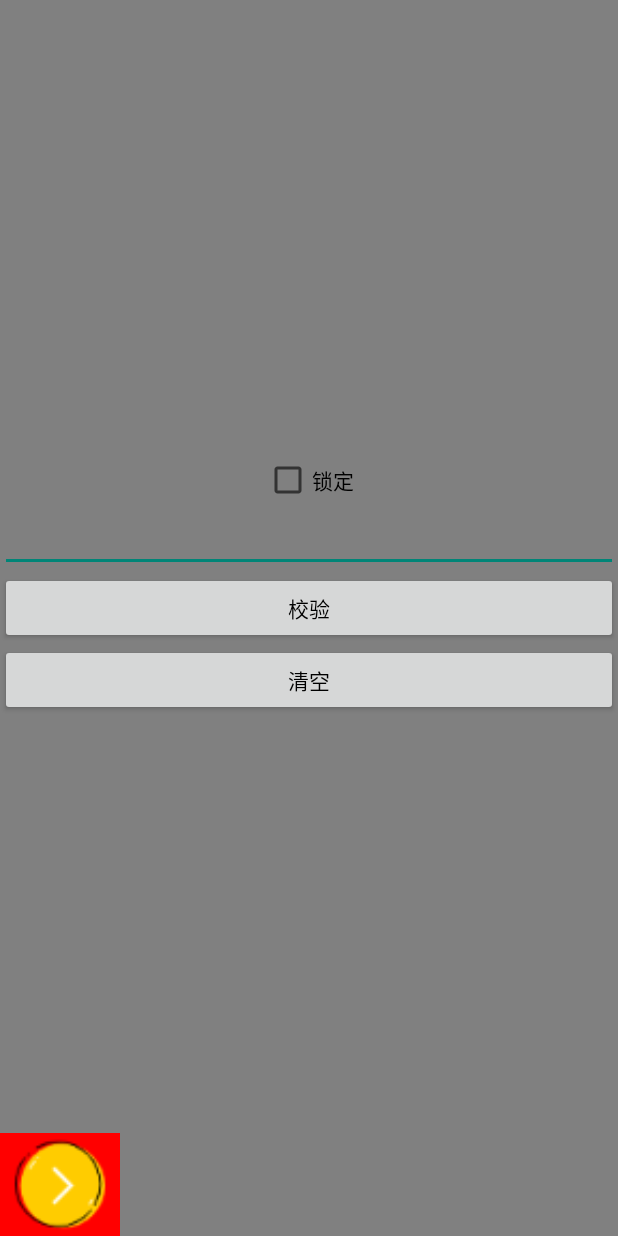
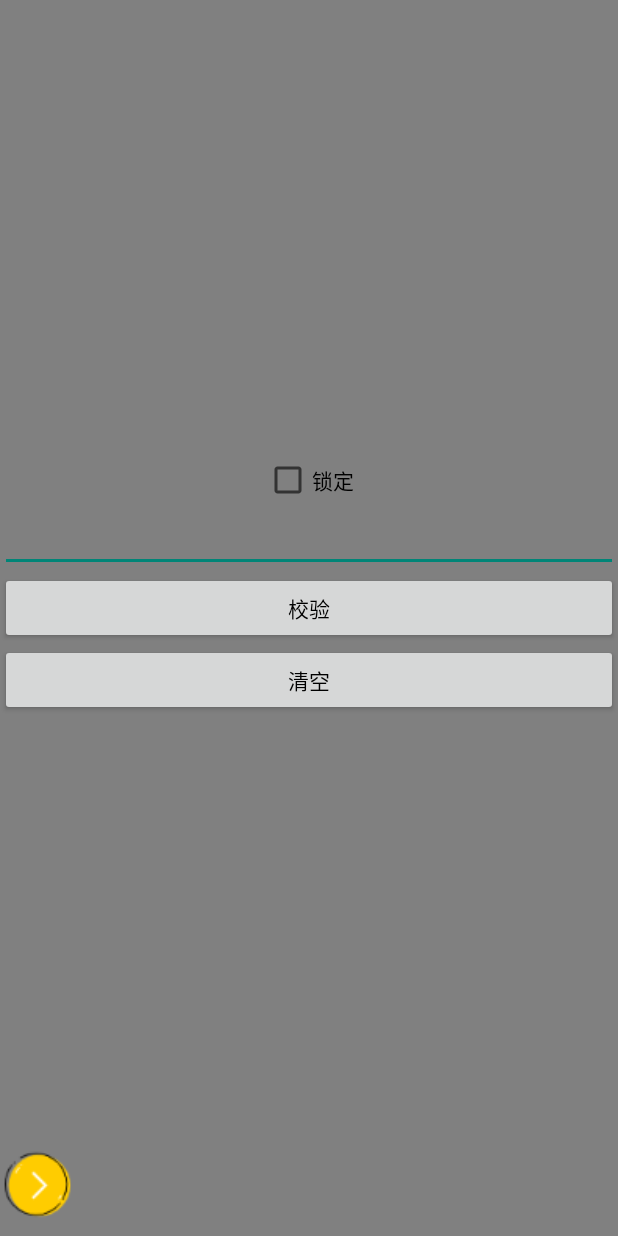
Before and after one commit to naiveking/BaseUtils, an Android app: the MainActivity screen opened directly, with no data from a screen before it, after a tap on an icon or button, on a phone screen of 412 x 824 dp. Run offline under Robolectric (Android 15) with nearby library versions, the phone set to English and light mode, and no system bars; libraries missing offline, so code that uses them is left out: com.blankj.utilcode.

Commit message:
增加底部悬浮菜单demo

```diff
--- a/NaiveUtils/src/main/java/com/king/naiveutils/custom/adapter/FloatMenuAdapter.java
+++ b/NaiveUtils/src/main/java/com/king/naiveutils/custom/adapter/FloatMenuAdapter.java
@@ -4,6 +4,7 @@ import android.view.LayoutInflater;
 import android.view.View;
 import android.view.ViewGroup;
 import android.widget.ImageView;
+import android.widget.LinearLayout;
 import android.widget.TextView;
 
 import androidx.annotation.NonNull;
@@ -37,11 +38,25 @@ public class FloatMenuAdapter extends RecyclerView.Adapter<RecyclerView.ViewHold
     public FloatMenuAdapter(ArrayList<FloatMenuBean> listData) {
         this.listData = new ArrayList<>();
         this.menuList = listData;
+        menuList.add(new FloatMenuBean(FloatMenuAdapter.TYPE_OPEN_MENU, "开关"));
         changeMenu();
     }
 
     public void setOnItemMenuClick(FloatMenuAdapter.onItemMenuClick onItemMenuClick) {
         this.onItemMenuClick = onItemMenuClick;
+    }
+
+    public synchronized void addMenu(FloatMenuBean menuBean) {
+        listData.add(0, menuBean);
+        notifyItemInserted(0);
+        notifyItemRangeChanged(0, listData.size());
+    }
+
+    public synchronized void removeMenu(FloatMenuBean menuBean, int position) {
+        listData.remove(menuBean);
+        notifyItemRemoved(position);
+//        notifyItemRangeChanged(position, listData.size());
+//        notifyItemRangeRemoved(position, 1);
     }
 
     @NonNull
@@ -63,10 +78,13 @@ public class FloatMenuAdapter extends RecyclerView.Adapter<RecyclerView.ViewHold
             ((MenuButtonHolder) holder).mImgButton.setOnClickListener(new GwOnNoDoubleClickListener() {
                 @Override
                 public void onNoDoubleClick(View v) {
-                    changeMenu();
+                    if (onItemMenuClick != null) {
+                        onItemMenuClick.onOpenClick();
+                    }
                 }
             });
         } else if (holder instanceof MenuViewHolder) {
+
             ((MenuViewHolder) holder).mTvMenu.setText(listData.get(position).getMenuName());
             ((MenuViewHolder) holder).mTvMenu.setOnClickListener(new GwOnNoDoubleClickListener() {
                 @Override
@@ -81,15 +99,33 @@ public class FloatMenuAdapter extends RecyclerView.Adapter<RecyclerView.ViewHold
     }
 
     public void changeMenu() {
-        listData.clear();
         if (isOpen) {
             isOpen = false;
+            for (int i = 0; i < menuList.size(); i++) {
+                if (menuList.get(i).getMenuType() == TYPE_ITEM_MENU) {
+                    removeMenu(menuList.get(i), i);
+                }
+            }
+            notifyDataSetChanged();
         } else {
             isOpen = true;
-            listData.addAll(menuList);
+            for (int i = 0; i < menuList.size(); i++) {
+                if (menuList.get(i).getMenuType() == TYPE_ITEM_MENU) {
+                    addMenu(menuList.get(i));
+                }
+            }
+            boolean hasOpen = false;
+            for (int i = 0; i < listData.size(); i++) {
+                if (listData.get(i).getMenuType() == TYPE_OPEN_MENU) {
+                    hasOpen = true;
+                }
+            }
+            if (!hasOpen) {
+                listData.add(listData.size(), new FloatMenuBean(FloatMenuAdapter.TYPE_OPEN_MENU, "开关"));
+                notifyItemInserted(listData.size());
+                notifyItemRangeChanged(0, listData.size());
+            }
         }
-        listData.add(new FloatMenuBean(FloatMenuAdapter.TYPE_OPEN_MENU, ""));
-        notifyDataSetChanged();
     }
 
     @Override
@@ -104,10 +140,12 @@ public class FloatMenuAdapter extends RecyclerView.Adapter<RecyclerView.ViewHold
 
     class MenuViewHolder extends RecyclerView.ViewHolder {
         private TextView mTvMenu;
+        private LinearLayout mLlRootView;
 
         public MenuViewHolder(@NonNull View itemView) {
             super(itemView);
             mTvMenu = itemView.findViewById(R.id.tv_menu_name);
+            mLlRootView = itemView.findViewById(R.id.root_view);
         }
     }
 
@@ -122,5 +160,7 @@ public class FloatMenuAdapter extends RecyclerView.Adapter<RecyclerView.ViewHold
 
     public interface onItemMenuClick {
         void onItemClick(FloatMenuBean menuBean, int position);
+
+        void onOpenClick();
     }
 }
--- a/NaiveUtils/src/main/java/com/king/naiveutils/custom/view/FloatMenuView.java
+++ b/NaiveUtils/src/main/java/com/king/naiveutils/custom/view/FloatMenuView.java
@@ -13,6 +13,7 @@ import android.view.animation.BounceInterpolator;
 import android.widget.FrameLayout;
 import android.widget.LinearLayout;
 
+import androidx.recyclerview.widget.DefaultItemAnimator;
 import androidx.recyclerview.widget.LinearLayoutManager;
 import androidx.recyclerview.widget.RecyclerView;
 
@@ -310,9 +311,16 @@ public class FloatMenuView implements View.OnTouchListener {
                             listener.onItemClick(position, menuBean);
                         }
                     }
+
+                    @Override
+                    public void onOpenClick() {
+                        menuAdapter.changeMenu();
+                    }
                 });
+//                LayoutAnimationController controller = new LayoutAnimationController(AnimationUtils.loadAnimation(activity, R.anim.recycler_item_anim));
+//                recyclerView.setLayoutAnimation(controller);
+                recyclerView.setItemAnimator(new DefaultItemAnimator());
                 recyclerView.setAdapter(menuAdapter);
-                menuAdapter.notifyDataSetChanged();
                 this.view = recyclerView;
             }
             return createDragView(this);
--- /dev/null
+++ b/NaiveUtils/src/main/res/anim/recycler_item_anim.xml
@@ -0,0 +1,21 @@
+<?xml version="1.0" encoding="utf-8"?>
+<set xmlns:android="http://schemas.android.com/apk/res/android"
+    android:duration="300">
+
+    <translate
+        android:fromYDelta="100%"
+        android:toYDelta="0" />
+
+    <alpha
+        android:fromAlpha="0"
+        android:toAlpha="1" />
+
+    <scale
+        android:fromXScale="105%"
+        android:fromYScale="105%"
+        android:pivotX="50%"
+        android:pivotY="50%"
+        android:toXScale="100%"
+        android:toYScale="100%" />
+
+</set>
--- a/NaiveUtils/src/main/res/layout/recycler_menu_button.xml
+++ b/NaiveUtils/src/main/res/layout/recycler_menu_button.xml
@@ -1,21 +1,15 @@
 <?xml version="1.0" encoding="utf-8"?>
 <LinearLayout xmlns:android="http://schemas.android.com/apk/res/android"
-    android:layout_width="80dp"
+    android:layout_width="wrap_content"
     android:layout_height="match_parent"
-    android:background="@color/red"
     android:gravity="center"
     android:orientation="horizontal">
 
     <ImageView
         android:id="@+id/img_button"
-        android:layout_width="match_parent"
+        android:layout_width="50dp"
         android:layout_height="match_parent"
         android:scaleType="fitCenter"
         android:src="@drawable/icon_to_right" />
 
-    <View
-        android:layout_width="0.5dp"
-        android:layout_height="match_parent"
-        android:background="@color/white" />
-
 </LinearLayout>
--- a/NaiveUtils/src/main/res/layout/recycler_menu_item.xml
+++ b/NaiveUtils/src/main/res/layout/recycler_menu_item.xml
@@ -1,6 +1,7 @@
 <?xml version="1.0" encoding="utf-8"?>
 <LinearLayout xmlns:android="http://schemas.android.com/apk/res/android"
-    android:layout_width="80dp"
+    android:id="@+id/root_view"
+    android:layout_width="wrap_content"
     android:layout_height="match_parent"
     android:background="@color/green"
     android:gravity="center"
@@ -8,7 +9,7 @@
 
     <TextView
         android:id="@+id/tv_menu_name"
-        android:layout_width="match_parent"
+        android:layout_width="60dp"
         android:layout_height="match_parent"
         android:gravity="center"
         android:text="菜单1"
--- a/app/src/main/java/com/example/myapplication/MainActivity.java
+++ b/app/src/main/java/com/example/myapplication/MainActivity.java
@@ -109,9 +109,9 @@ public class MainActivity extends AppCompatActivity {
 //        });
 
         ArrayList<FloatMenuBean> list = new ArrayList<>();
-        list.add(new FloatMenuBean(FloatMenuAdapter.TYPE_ITEM_MENU, "审核"));
-        list.add(new FloatMenuBean(FloatMenuAdapter.TYPE_ITEM_MENU, "装箱"));
-        list.add(new FloatMenuBean(FloatMenuAdapter.TYPE_ITEM_MENU, "下班"));
+        list.add(new FloatMenuBean(FloatMenuAdapter.TYPE_ITEM_MENU, "1"));
+        list.add(new FloatMenuBean(FloatMenuAdapter.TYPE_ITEM_MENU, "2"));
+        list.add(new FloatMenuBean(FloatMenuAdapter.TYPE_ITEM_MENU, "3"));
         new FloatMenuView.Builder().setActivity(this).setMenuItem(list)
                 .setListener(new FloatMenuView.onMenuItemClickListener() {
                     @Override
```
